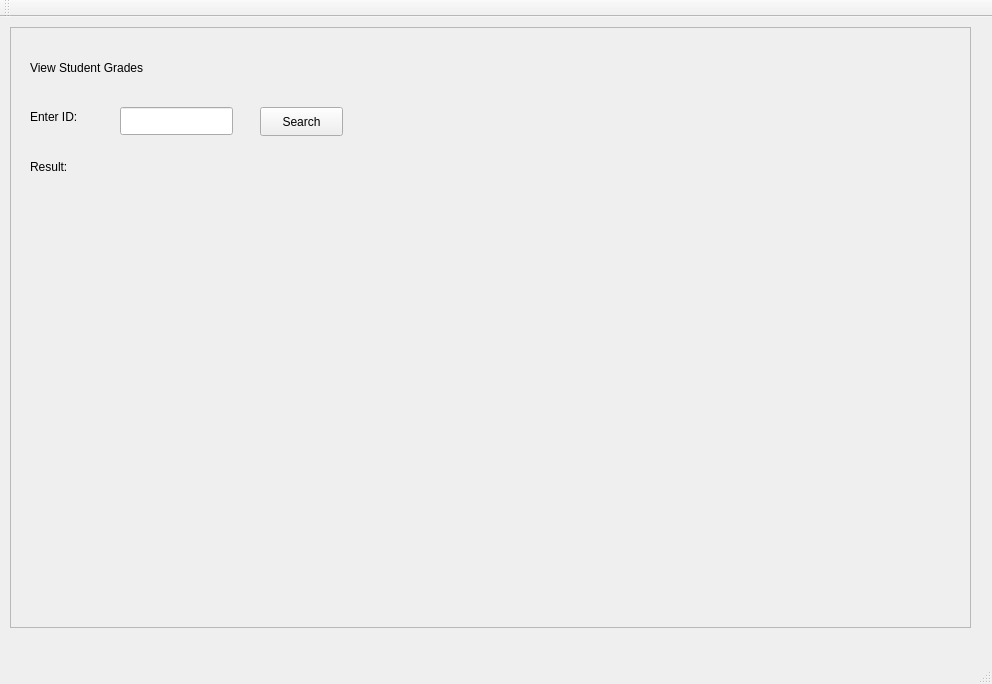
Qt form QtWidgetsApplication1/ViewStudentGradeAdminPage.ui (HassanAhmedMa/CourseRegistrationQTProject) before a commit.
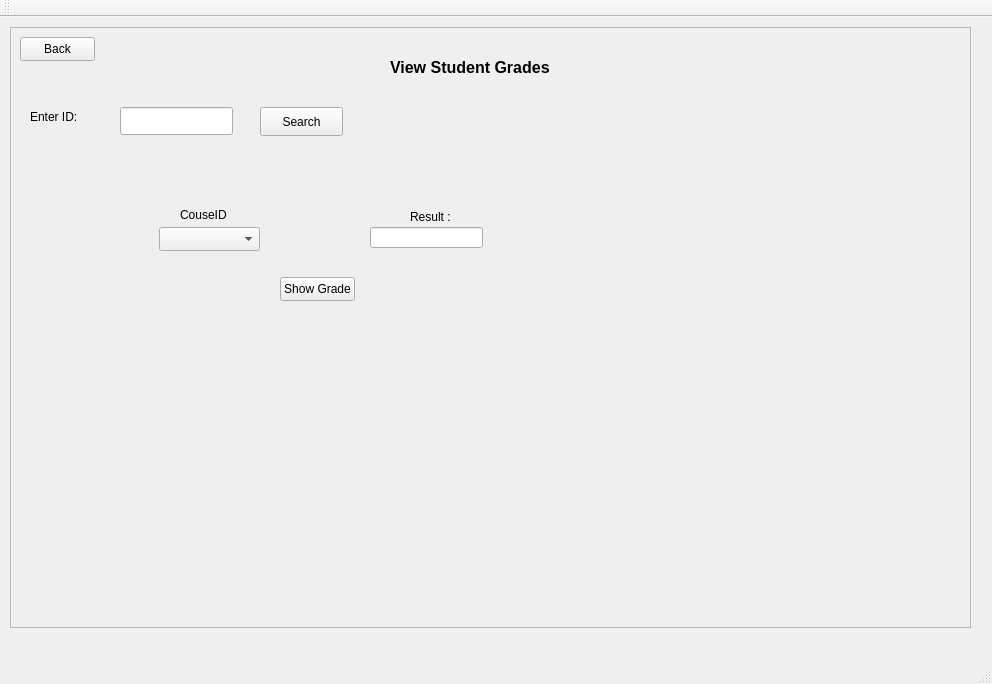
The same form after that commit.

Diff of the .ui file:
```diff
--- a/QtWidgetsApplication1/ViewStudentGradeAdminPage.ui
+++ b/QtWidgetsApplication1/ViewStudentGradeAdminPage.ui
@@ -32,12 +32,18 @@
     <widget class="QLabel" name="label">
      <property name="geometry">
       <rect>
-       <x>20</x>
+       <x>380</x>
        <y>20</y>
-       <width>151</width>
+       <width>161</width>
        <height>41</height>
       </rect>
      </property>
+     <property name="font">
+      <font>
+       <pointsize>12</pointsize>
+       <bold>true</bold>
+      </font>
+     </property>
      <property name="text">
       <string>View Student Grades</string>
      </property>
@@ -68,14 +74,14 @@
     <widget class="QLabel" name="label_3">
      <property name="geometry">
       <rect>
-       <x>20</x>
-       <y>130</y>
+       <x>400</x>
+       <y>180</y>
        <width>63</width>
        <height>20</height>
       </rect>
      </property>
      <property name="text">
-      <string>Result:</string>
+      <string>Result :</string>
      </property>
     </widget>
     <widget class="QPushButton" name="ViewGradeSearchStudent_Btn">
@@ -91,6 +97,68 @@
       <string>Search</string>
      </property>
     </widget>
+    <widget class="QLabel" name="label_4">
+     <property name="geometry">
+      <rect>
+       <x>170</x>
+       <y>180</y>
+       <width>49</width>
+       <height>16</height>
+      </rect>
+     </property>
+     <property name="text">
+      <string>CouseID :</string>
+     </property>
+    </widget>
+    <widget class="QComboBox" name="AdminViewGradesCoursesComboBox">
+     <property name="geometry">
+      <rect>
+       <x>149</x>
+       <y>200</y>
+       <width>101</width>
+       <height>24</height>
+      </rect>
+     </property>
+    </widget>
+    <widget class="QLineEdit" name="DisplayGradelineEdit">
+     <property name="geometry">
+      <rect>
+       <x>360</x>
+       <y>200</y>
+       <width>113</width>
+       <height>21</height>
+      </rect>
+     </property>
+     <property name="autoFillBackground">
+      <bool>false</bool>
+     </property>
+    </widget>
+    <widget class="QPushButton" name="ShowGradeBtn">
+     <property name="geometry">
+      <rect>
+       <x>270</x>
+       <y>250</y>
+       <width>75</width>
+       <height>24</height>
+      </rect>
+     </property>
+     <property name="text">
+      <string>Show Grade</string>
+     </property>
+    </widget>
+    <widget class="QPushButton" name="ViewStudentGradeAdminBackBtn">
+     <property name="geometry">
+      <rect>
+       <x>10</x>
+       <y>10</y>
+       <width>75</width>
+       <height>24</height>
+      </rect>
+     </property>
+     <property name="text">
+      <string>Back</string>
+     </property>
+    </widget>
    </widget>
   </widget>
   <widget class="QMenuBar" name="menuBar">
```
Left out of the diff: 8 changed lines with no effect on the pictures.
